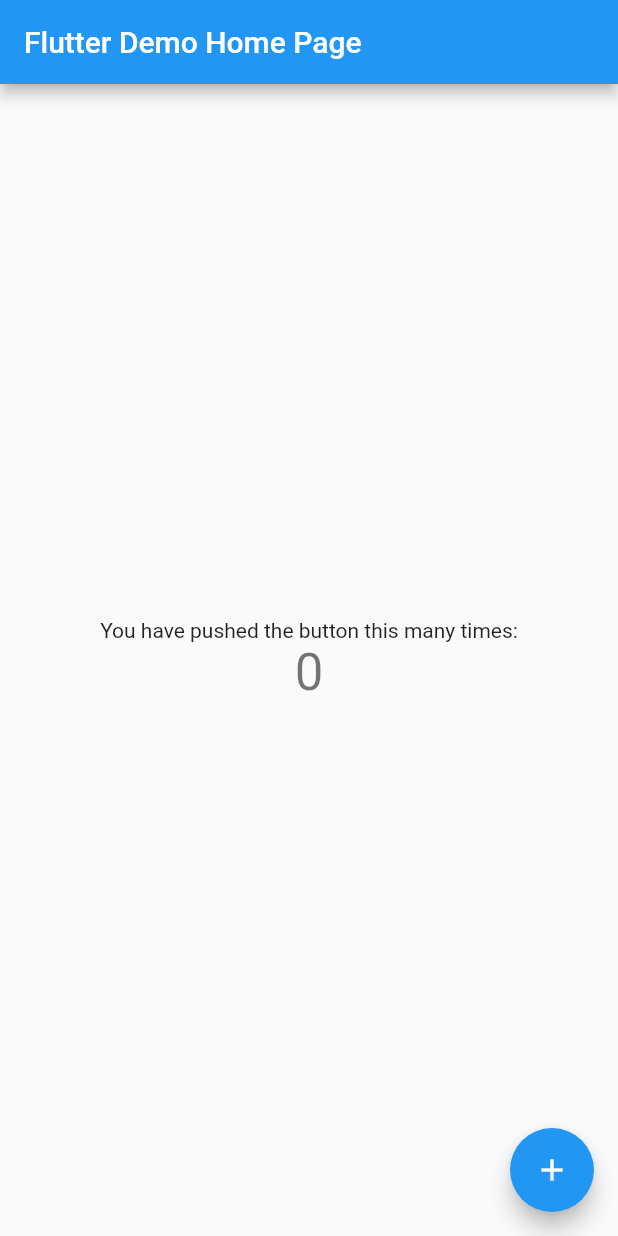
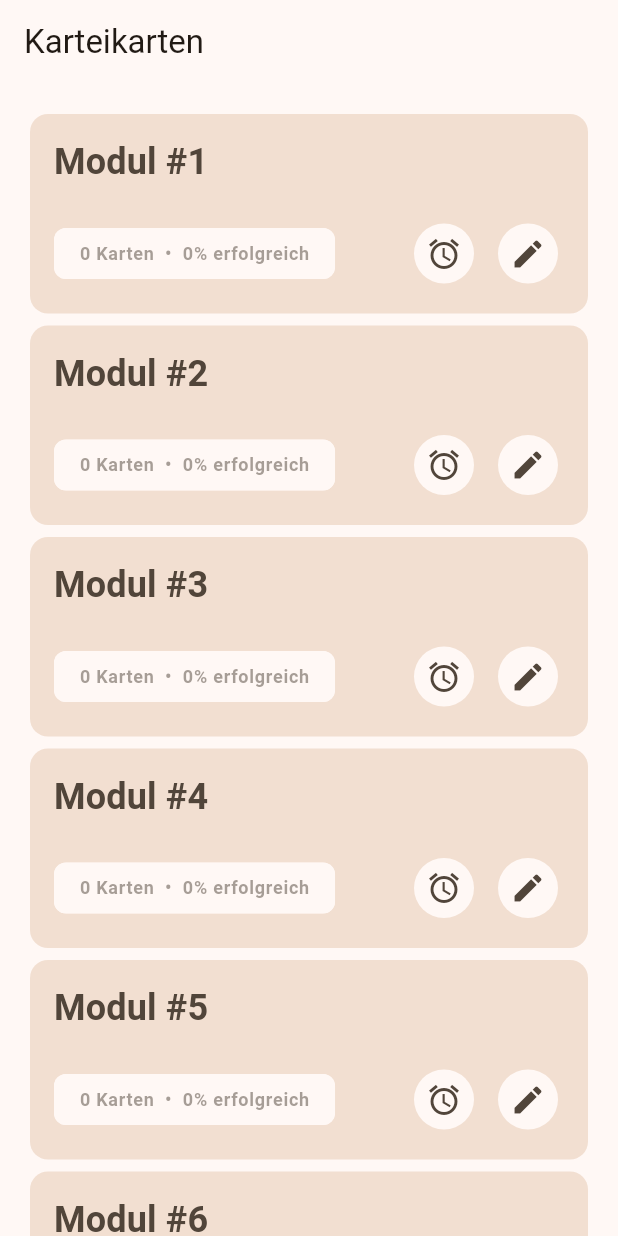
Before and after one commit to z3ttee/flutter-karteikarten-app, a Flutter app: the screen it shows after launch, on a phone screen of 412 x 824 dp. Run offline on Flutter 3.47's test engine with Material 2 defaults, Android fonts, the phone set to English and light mode, and no system bars.

Commit message:
created module list

```diff
--- /dev/null
+++ b/lib/behaviours/pointerScrollBehaviour.dart
@@ -0,0 +1,13 @@
+import 'dart:ui';
+import 'package:flutter/material.dart';
+
+// This adds mouse devices to the drag Devices list.
+// Causing: Allows mouse devices to drag swipeable elements
+
+class PointerScrollBehaviour extends MaterialScrollBehavior {
+  @override
+  Set<PointerDeviceKind> get dragDevices => {
+    PointerDeviceKind.touch,
+    PointerDeviceKind.mouse,
+  };
+}
--- a/lib/main.dart
+++ b/lib/main.dart
@@ -1,6 +1,24 @@
+import 'package:flutter/foundation.dart';
 import 'package:flutter/material.dart';
+import 'package:flutter/services.dart';
+import 'package:flutter_karteikarten_app/behaviours/pointerScrollBehaviour.dart';
+import 'package:flutter_karteikarten_app/views/moduleList.dart';
 
 void main() {
+  // Add google fonts licence to the app
+  LicenseRegistry.addLicense(() async* {
+    final licenseRobotoFlex = await rootBundle.loadString('google_fonts/ROBOTO_FLEX_OFL.txt');
+    final licenseRobotoSerif = await rootBundle.loadString('google_fonts/ROBOTO_SERIF_OFL.txt');
+
+    yield LicenseEntryWithLineBreaks(['google_fonts'], licenseRobotoFlex);
+    yield LicenseEntryWithLineBreaks(['google_fonts'], licenseRobotoSerif);
+  });
+
+  // Disable fetching of google fonts at runtime (only
+  // bundled fonts are used)
+  // GoogleFonts.config.allowRuntimeFetching = false;
+
+  // Run the app
   runApp(const MyApp());
 }
 
@@ -11,20 +29,17 @@ class MyApp extends StatelessWidget {
   @override
   Widget build(BuildContext context) {
     return MaterialApp(
-      title: 'Flutter Demo',
+      title: 'Karteikarten App',
       theme: ThemeData(
-        // This is the theme of your application.
-        //
-        // Try running your application with "flutter run". You'll see the
-        // application has a blue toolbar. Then, without quitting the app, try
-        // changing the primarySwatch below to Colors.green and then invoke
-        // "hot reload" (press "r" in the console where you ran "flutter run",
-        // or simply save your changes to "hot reload" in a Flutter IDE).
-        // Notice that the counter didn't reset back to zero; the application
-        // is not restarted.
-        primarySwatch: Colors.blue,
+        // Material Design 3 verwenden
+        useMaterial3: true,
+        colorSchemeSeed: Colors.orange,
+        // Use Material Design 3 typography settings
+        typography: Typography.material2021(),
       ),
-      home: const MyHomePage(title: 'Flutter Demo Home Page'),
+      // Allow scrolling via mouse-dragging on devices with cursors
+      scrollBehavior: PointerScrollBehaviour(),
+      home: const MyHomePage(title: 'Modulübersicht'),
     );
   }
 }
@@ -48,18 +63,6 @@ class MyHomePage extends StatefulWidget {
 }
 
 class _MyHomePageState extends State<MyHomePage> {
-  int _counter = 0;
-
-  void _incrementCounter() {
-    setState(() {
-      // This call to setState tells the Flutter framework that something has
-      // changed in this State, which causes it to rerun the build method below
-      // so that the display can reflect the updated values. If we changed
-      // _counter without calling setState(), then the build method would not be
-      // called again, and so nothing would appear to happen.
-      _counter++;
-    });
-  }
 
   @override
   Widget build(BuildContext context) {
@@ -71,45 +74,9 @@ class _MyHomePageState extends State<MyHomePage> {
     // than having to individually change instances of widgets.
     return Scaffold(
       appBar: AppBar(
-        // Here we take the value from the MyHomePage object that was created by
-        // the App.build method, and use it to set our appbar title.
-        title: Text(widget.title),
+        title: const Text("Karteikarten", style: TextStyle(),),
       ),
-      body: Center(
-        // Center is a layout widget. It takes a single child and positions it
-        // in the middle of the parent.
-        child: Column(
-          // Column is also a layout widget. It takes a list of children and
-          // arranges them vertically. By default, it sizes itself to fit its
-          // children horizontally, and tries to be as tall as its parent.
-          //
-          // Invoke "debug painting" (press "p" in the console, choose the
-          // "Toggle Debug Paint" action from the Flutter Inspector in Android
-          // Studio, or the "Toggle Debug Paint" command in Visual Studio Code)
-          // to see the wireframe for each widget.
-          //
-          // Column has various properties to control how it sizes itself and
-          // how it positions its children. Here we use mainAxisAlignment to
-          // center the children vertically; the main axis here is the vertical
-          // axis because Columns are vertical (the cross axis would be
-          // horizontal).
-          mainAxisAlignment: MainAxisAlignment.center,
-          children: <Widget>[
-            const Text(
-              'You have pushed the button this many times:',
-            ),
-            Text(
-              '$_counter',
-              style: Theme.of(context).textTheme.headlineMedium,
-            ),
-          ],
-        ),
-      ),
-      floatingActionButton: FloatingActionButton(
-        onPressed: _incrementCounter,
-        tooltip: 'Increment',
-        child: const Icon(Icons.add),
-      ), // This trailing comma makes auto-formatting nicer for build methods.
+      body: const ModuleListView(),
     );
   }
 }
--- /dev/null
+++ b/lib/views/moduleList.dart
@@ -0,0 +1,60 @@
+
+import 'package:flutter/material.dart';
+import 'package:flutter_karteikarten_app/widgets/moduleItemCard.dart';
+
+class ModuleListView extends StatelessWidget {
+  const ModuleListView({super.key});
+
+  Future<List<dynamic>> _fetchListItems() async {
+    return Future.delayed(const Duration(milliseconds: 500), () {
+      return [];
+    });
+  }
+
+  @override
+  Widget build(BuildContext context) {
+    return FutureBuilder(
+      future: _fetchListItems(),
+      builder: (context, snapshot) {
+        if (!snapshot.hasData) {
+          return const Center(child: CircularProgressIndicator());
+        } else {
+          if((snapshot.data?.length ?? 0) > 0) {
+            return ListView.builder(
+                itemCount: snapshot.data?.length ?? 0,
+                scrollDirection: Axis.vertical,
+                itemBuilder: (context, int index) {
+                  int maxIndex = (snapshot.data?.length ?? 1) - 1;
+
+                  return Padding(
+                    padding: EdgeInsets.only(left: 16, right: 16, top: (index == 0) ? 16 : 0, bottom: (index == maxIndex) ? 16 : 0),
+                    child: ModuleItemCard(
+                      name: "Modul #${index + 1}",
+                      filled: true,
+                    ),
+                  );
+                }
+            );
+          } else {
+            return ListView.builder(
+                itemCount: 10,
+                scrollDirection: Axis.vertical,
+                itemBuilder: (context, index) {
+                  const maxIndex = 9;
+
+                  return Padding(
+                    padding: EdgeInsets.only(left: 16, right: 16, top: (index == 0) ? 16 : 0, bottom: (index == maxIndex) ? 16 : 0),
+                    child: ModuleItemCard(
+                      name: "Modul #${index + 1}",
+                      filled: true,
+                    ),
+                  );
+                }
+            );
+          }
+        }
+      }
+    );
+  }
+
+}
--- /dev/null
+++ b/lib/widgets/moduleItemCard.dart
@@ -0,0 +1,117 @@
+
+import 'package:flutter/material.dart';
+
+class ModuleItemCard extends StatelessWidget {
+
+  /// Name of the module
+  final String name;
+  /// Description of the module
+  final String? description;
+  /// Amount of created cards inside the module
+  final int cardsCount;
+  /// Amount of incorrect answers during last iteration
+  final int incorrectAnswers;
+  /// Amount of iterations. During an iteration the user goes through all cards and
+  /// tries answer them correctly
+  final int iterations;
+
+  final bool filled;
+
+  const ModuleItemCard({
+    super.key,
+    required this.name,
+    this.description,
+    this.cardsCount = 0,
+    this.incorrectAnswers = 0,
+    this.iterations = 0,
+    this.filled = false
+  });
+
+
+
+  @override
+  Widget build(BuildContext context) {
+    return Card(
+      elevation: 0,
+      shape: RoundedRectangleBorder(
+        // Only show a border, if card type is not "filled"
+        side: BorderSide(
+          width: filled ? 0 : 1,
+          color: filled ? Colors.transparent : Theme.of(context).colorScheme.outline
+        ),
+        borderRadius: const BorderRadius.all(Radius.circular(12))
+      ),
+
+      color: filled ? Theme.of(context).colorScheme.surfaceVariant : Theme.of(context).colorScheme.surface,
+      shadowColor: Theme.of(context).colorScheme.shadow,
+      surfaceTintColor: Theme.of(context).colorScheme.surfaceTint,
+      child: Padding(
+        padding: const EdgeInsets.all(16),
+        child: Column(
+          children: [
+            Row(
+              crossAxisAlignment: CrossAxisAlignment.center,
+              mainAxisAlignment: MainAxisAlignment.start,
+              children: [
+                Text(name, style: Theme.of(context).textTheme.headlineSmall?.merge(TextStyle(
+                  fontWeight: FontWeight.w600,
+                  letterSpacing: Theme.of(context).textTheme.labelLarge?.letterSpacing,
+                  color: Theme.of(context).colorScheme.onSurfaceVariant
+                )),)
+              ],
+            ),
+            Text(description ?? ""),
+            Row(
+              children: [
+                Chip(
+                  label: const Text("0 Karten  •  0% erfolgreich"),
+                  side: const BorderSide(color: Colors.transparent),
+                  labelStyle: Theme.of(context).textTheme.labelMedium?.merge(TextStyle(
+                    color: Theme.of(context).colorScheme.onSurfaceVariant.withAlpha(130),
+                    fontWeight: FontWeight.w600
+                  )),
+                  shadowColor: Theme.of(context).colorScheme.shadow,
+                  surfaceTintColor: Theme.of(context).colorScheme.surfaceTint,
+                  elevation: 0,
+                  backgroundColor: Theme.of(context).colorScheme.surface,
+                ),
+                Expanded(
+                    child: Row(
+                      mainAxisAlignment: MainAxisAlignment.end,
+                      crossAxisAlignment: CrossAxisAlignment.center,
+                      children: [
+                        Padding(padding: const EdgeInsets.only(left: 8), child: IconButton(
+                          icon: const Icon(Icons.alarm),
+                          onPressed: () {},
+                          style: IconButton.styleFrom(
+                            backgroundColor: Theme.of(context).colorScheme.surface,
+                            foregroundColor: Theme.of(context).colorScheme.onSurfaceVariant,
+                            disabledBackgroundColor: Theme.of(context).colorScheme.surface.withOpacity(0.12),
+                            hoverColor: Theme.of(context).colorScheme.onSurfaceVariant.withOpacity(0.08),
+                            focusColor: Theme.of(context).colorScheme.onSurfaceVariant.withOpacity(0.12),
+                            highlightColor: Theme.of(context).colorScheme.onSurfaceVariant.withOpacity(0.12),
+                          ),
+                        ),),
+                        Padding(padding: const EdgeInsets.only(left: 8), child: IconButton(
+                          icon: const Icon(Icons.edit),
+                          onPressed: () {},
+                          style: IconButton.styleFrom(
+                            backgroundColor: Theme.of(context).colorScheme.surface,
+                            foregroundColor: Theme.of(context).colorScheme.onSurfaceVariant,
+                            disabledBackgroundColor: Theme.of(context).colorScheme.surface.withOpacity(0.12),
+                            hoverColor: Theme.of(context).colorScheme.onSurfaceVariant.withOpacity(0.08),
+                            focusColor: Theme.of(context).colorScheme.onSurfaceVariant.withOpacity(0.12),
+                            highlightColor: Theme.of(context).colorScheme.onSurfaceVariant.withOpacity(0.12),
+                          ),
+                        ),)
+                      ],
+                    ),)
+              ],
+            )
+          ],
+        ),
+      ),
+    );
+  }
+
+}
```
Also changed, not shown: 1 other file.
